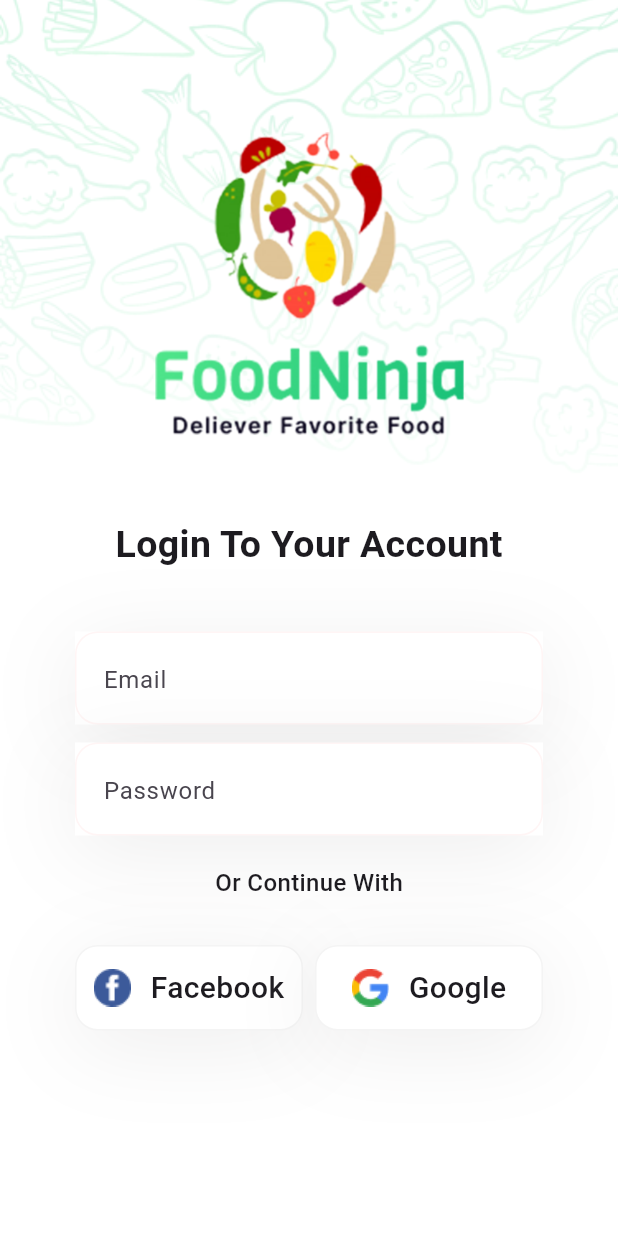
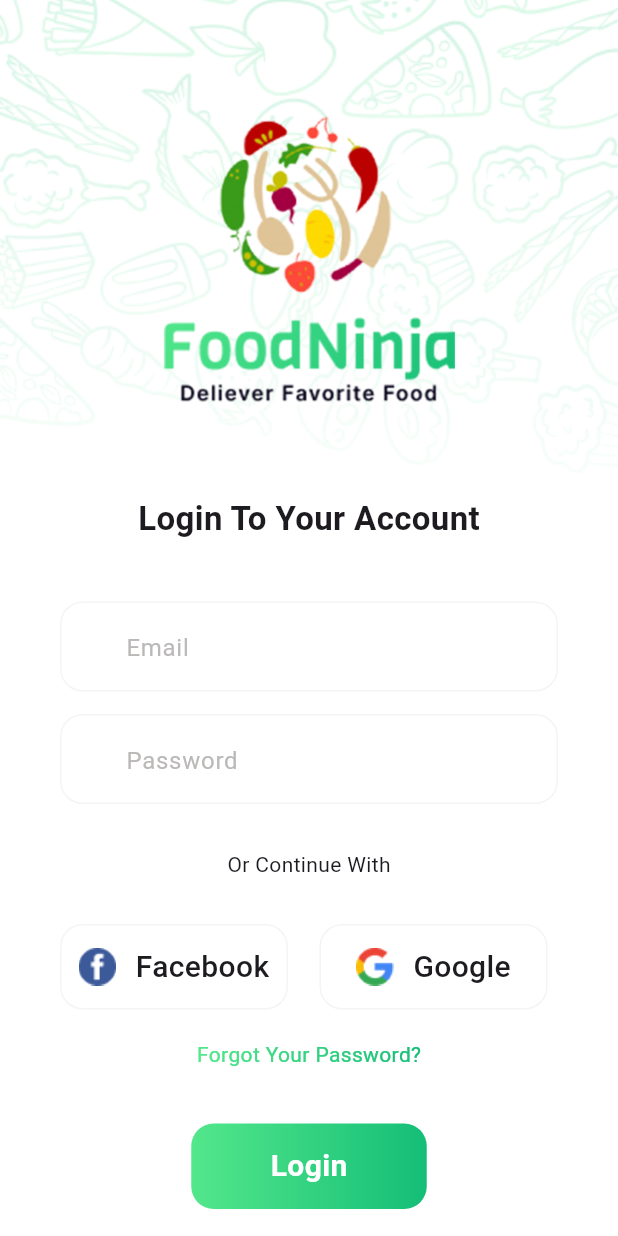
Before and after one commit to wareesha30/food_ninja, a Flutter app: the SignUp screen opened directly, on a phone screen of 412 x 824 dp. Run offline on Flutter 3.47's test engine with Material 2 defaults, Android fonts, the light colour scheme and no system bars; drawn by our look-alikes of simple_gradient_text.

Commit message:
new changes

```diff
--- a/lib/main.dart
+++ b/lib/main.dart
@@ -1,4 +1,6 @@
 import 'package:flutter/material.dart';
+import 'package:food_ninja/screens/onboarding_2.dart';
+import 'package:food_ninja/screens/signin.dart';
 import 'package:food_ninja/screens/signup.dart';
 
 void main() {
@@ -16,7 +18,7 @@
         colorScheme: ColorScheme.fromSeed(seedColor: Colors.deepPurple),
         useMaterial3: true,
       ),
-      home: const SignUp(),
+      home: const SignIn(),
     );
   }
 }
--- a/lib/screens/onboarding_2.dart
+++ b/lib/screens/onboarding_2.dart
@@ -47,6 +47,7 @@
                   return const Onboarding3();
                 }));
               },
+              text: 'Next',
             ),
             SizedBox(height: MediaQuery.sizeOf(context).height * 0.05)
           ],
--- a/lib/screens/onboarding_3.dart
+++ b/lib/screens/onboarding_3.dart
@@ -46,6 +46,7 @@
                   return const SignUp();
                 }))
               },
+              text: 'Next',
             ),
             SizedBox(height: MediaQuery.sizeOf(context).height * 0.05)
           ],
--- a/lib/screens/signup.dart
+++ b/lib/screens/signup.dart
@@ -1,7 +1,12 @@
 import 'package:flutter/material.dart';
+import 'package:food_ninja/screens/onboarding_3.dart';
+import 'package:food_ninja/screens/signin.dart';
 import 'package:food_ninja/utils/colors.dart';
+
 import 'package:food_ninja/widgets/custom_textfield.dart';
 import 'package:food_ninja/widgets/facebook_google_button.dart';
+import 'package:food_ninja/widgets/next_button.dart';
+import 'package:simple_gradient_text/simple_gradient_text.dart';
 
 class SignUp extends StatelessWidget {
   const SignUp({super.key});
@@ -11,6 +16,7 @@
     return GestureDetector(
       onTap: () => FocusScope.of(context).requestFocus(FocusNode()),
       child: Scaffold(
+          resizeToAvoidBottomInset: false,
           body: Stack(
             children: [
               Positioned.fill(
@@ -19,19 +25,22 @@
                 fit: BoxFit.cover,
               )),
               Positioned(
-              top: 80,
-              right: 100,
-              left: 100,
-              child: Image.asset('assets/images/logo_group.png')),
-          Positioned(
-              top: 345,
-              right: 50,
-              left: 50,
+                  top: 70,
+                  right: 40,
+                  left: 40,
                   child: Column(
                     children: [
+                      Image.asset(
+                        'assets/images/logo_group.png',
+                        width: 200,
+                        height: 200,
+                      ),
+                      const SizedBox(
+                        height: 60,
+                      ),
                       const Text("Login To Your Account",
                           style: TextStyle(
-                        fontSize: 25,
+                            fontSize: 22,
                             fontWeight: FontWeight.w600,
                           )),
                       const SizedBox(
@@ -42,7 +51,7 @@
                         keyboardType: TextInputType.emailAddress,
                       ),
                       const SizedBox(
-                    height: 12,
+                        height: 15,
                       ),
                       const CustomTextField(
                         label: 'Password',
@@ -50,28 +59,53 @@
                         obscure: true,
                       ),
                       const SizedBox(
-                    height: 20,
+                        height: 30,
                       ),
                       const Text("Or Continue With",
                           style: TextStyle(
-                        fontSize: 16,
-                        fontWeight: FontWeight.w500,
+                            fontSize: 14,
+                            fontWeight: FontWeight.w400,
                           )),
                       const SizedBox(
                         height: 30,
                       ),
                       Row(
-                    mainAxisAlignment: MainAxisAlignment.spaceBetween,
                         children: [
                           FacebookGoogleButton(
                             icon: Image.asset('assets/images/facebook.png'),
                             text: 'Facebook',
+                          ),
+                          const SizedBox(
+                            width: 21,
                           ),
                           FacebookGoogleButton(
                             icon: Image.asset('assets/images/google.png'),
                             text: 'Google',
                           ),
                         ],
+                      ),
+                      const SizedBox(
+                        height: 20,
+                      ),
+                      GradientText(
+                        "Forgot Your Password?",
+                        style: const TextStyle(
+                          fontSize: 14,
+                          fontWeight: FontWeight.w400,
+                        ),
+                        colors: [lightGreen, darkGreen],
+                      ),
+                      const SizedBox(
+                        height: 36,
+                      ),
+                      NextButton(
+                        onTap: () {
+                          Navigator.push(context,
+                              MaterialPageRoute(builder: (context) {
+                            return const SignIn();
+                          }));
+                        },
+                        text: 'Login',
                       )
                     ],
                   ))
--- a/lib/utils/colors.dart
+++ b/lib/utils/colors.dart
@@ -5,3 +5,4 @@
 Color lightGreen = const Color(0xff53e78b);
 Color darkGreen = const Color(0xff14be77);
 Color darkBlue = const Color(0xff09051C);
+Color grey = const Color.fromARGB(255, 187, 184, 184);
--- a/lib/widgets/custom_textfield.dart
+++ b/lib/widgets/custom_textfield.dart
@@ -7,6 +7,7 @@
   final TextInputType? keyboardType;
   final EdgeInsetsGeometry? contentPadding;
   final double? inputFieldHeight;
+  final Image? prefixIcon;
 
   const CustomTextField({
     Key? key,
@@ -15,34 +16,20 @@
     this.contentPadding,
     this.obscure,
     this.inputFieldHeight,
+    this.prefixIcon,
   }) : super(key: key);
 
   @override
   Widget build(BuildContext context) {
-    return Container(
-      decoration: BoxDecoration(
-        color: white,
-        boxShadow: [
-          BoxShadow(
-            color: Color.fromARGB(255, 168, 166, 166).withOpacity(0.2),
-            blurRadius: 50,
-            offset: const Offset(0, 10),
-          ),
-          const BoxShadow(
-            color: Colors.transparent,
-            offset: Offset(10, 0),
-          ),
-          const BoxShadow(
-            color: Colors.transparent,
-            offset: Offset(-10, 0),
-          ),
-        ],
-      ),
-      child: TextFormField(
+    return TextFormField(
       obscureText: obscure ?? false,
       style: const TextStyle(fontSize: 20),
       decoration: InputDecoration(
-          label: Text(label),
+        prefixIcon: prefixIcon,
+        label: Text(
+          label,
+          style: TextStyle(color: grey),
+        ),
         alignLabelWithHint: true,
         focusedBorder: OutlineInputBorder(
           borderRadius: BorderRadius.circular(15),
@@ -53,14 +40,13 @@
         enabledBorder: OutlineInputBorder(
           borderRadius: BorderRadius.circular(15),
           borderSide: const BorderSide(
-              color: Color(0x0fff4f4f),
+            color: Color(0xFFF4F4F4),
           ),
         ),
         contentPadding: contentPadding ??
             EdgeInsets.symmetric(
-                horizontal: 15,
-                vertical: inputFieldHeight ?? 16.0,
-              ),
+              horizontal: 40,
+              vertical: inputFieldHeight ?? 15.0,
             ),
       ),
     );
--- a/lib/widgets/facebook_google_button.dart
+++ b/lib/widgets/facebook_google_button.dart
@@ -14,22 +14,6 @@
       decoration: BoxDecoration(
         border: Border.all(color: const Color(0xFFF4F4F4)),
         borderRadius: BorderRadius.circular(15),
-        color: Colors.white,
-        boxShadow: [
-          BoxShadow(
-            color: Color.fromARGB(255, 168, 166, 166).withOpacity(0.2),
-            blurRadius: 50,
-            offset: const Offset(0, 10),
-          ),
-          const BoxShadow(
-            color: Colors.transparent,
-            offset: Offset(10, 0),
-          ),
-          const BoxShadow(
-            color: Colors.transparent,
-            offset: Offset(-10, 0),
-          ),
-        ],
       ),
       child: Center(
         child: Row(
--- a/lib/widgets/next_button.dart
+++ b/lib/widgets/next_button.dart
@@ -2,14 +2,22 @@
 
 class NextButton extends StatelessWidget {
   final Function() onTap;
-  const NextButton({super.key, required this.onTap});
+  final String text;
+  final double? width;
+
+  const NextButton({
+    super.key,
+    required this.onTap,
+    required this.text,
+    this.width,
+  });
 
   @override
   Widget build(BuildContext context) {
     return InkWell(
       onTap: onTap,
       child: Container(
-        width: 157,
+        width: width ?? 157,
         height: 57,
         decoration: BoxDecoration(
             borderRadius: BorderRadius.circular(15),
@@ -18,9 +26,9 @@
               end: Alignment.centerRight,
               colors: [Color(0xff53e78b), Color(0xff14be77)],
             )),
-        child: const Center(
-          child: Text("Next",
-              style: TextStyle(
+        child: Center(
+          child: Text(text,
+              style: const TextStyle(
                 color: Colors.white,
                 fontSize: 20,
                 fontWeight: FontWeight.w600,
--- a/pubspec.yaml
+++ b/pubspec.yaml
@@ -2,7 +2,7 @@
 description: A new Flutter project.
 # The following line prevents the package from being accidentally published to
 # pub.dev using `flutter pub publish`. This is preferred for private packages.
-publish_to: 'none' # Remove this line if you wish to publish to pub.dev
+publish_to: "none" # Remove this line if you wish to publish to pub.dev
 
 # The following defines the version and build number for your application.
 # A version number is three numbers separated by dots, like 1.2.43
@@ -35,6 +35,7 @@
   # Use with the CupertinoIcons class for iOS style icons.
   cupertino_icons: ^1.0.2
   font_awesome_flutter: ^10.5.0
+  simple_gradient_text: ^1.3.0
 
 dev_dependencies:
   flutter_test:
```
Also changed, not shown: lib/screens/signin.dart (added, +108 -0 lines), lib/widgets/keep_signedin_checkbox.dart (added, +36 -0 lines), assets/images/Lock.png (added), assets/images/Message.png (added), assets/images/Profile.png (added), pubspec.lock. Lines whose indentation alone changed are shown as unchanged.
